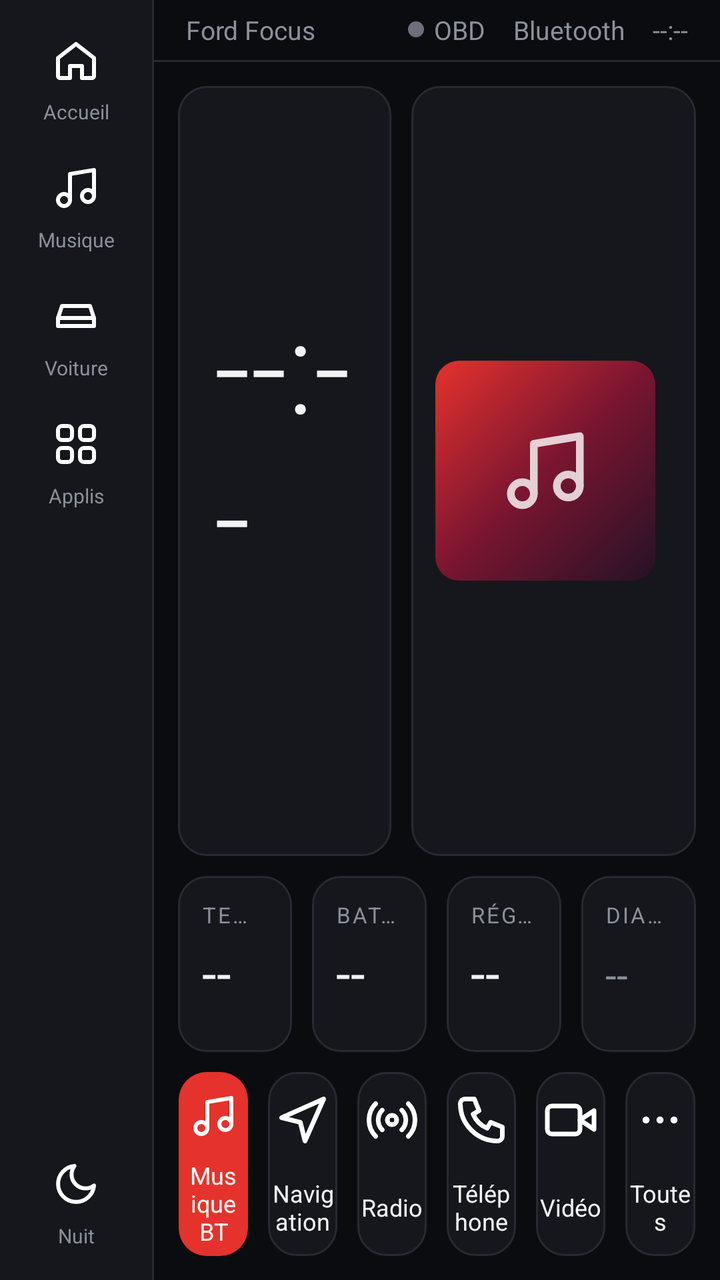
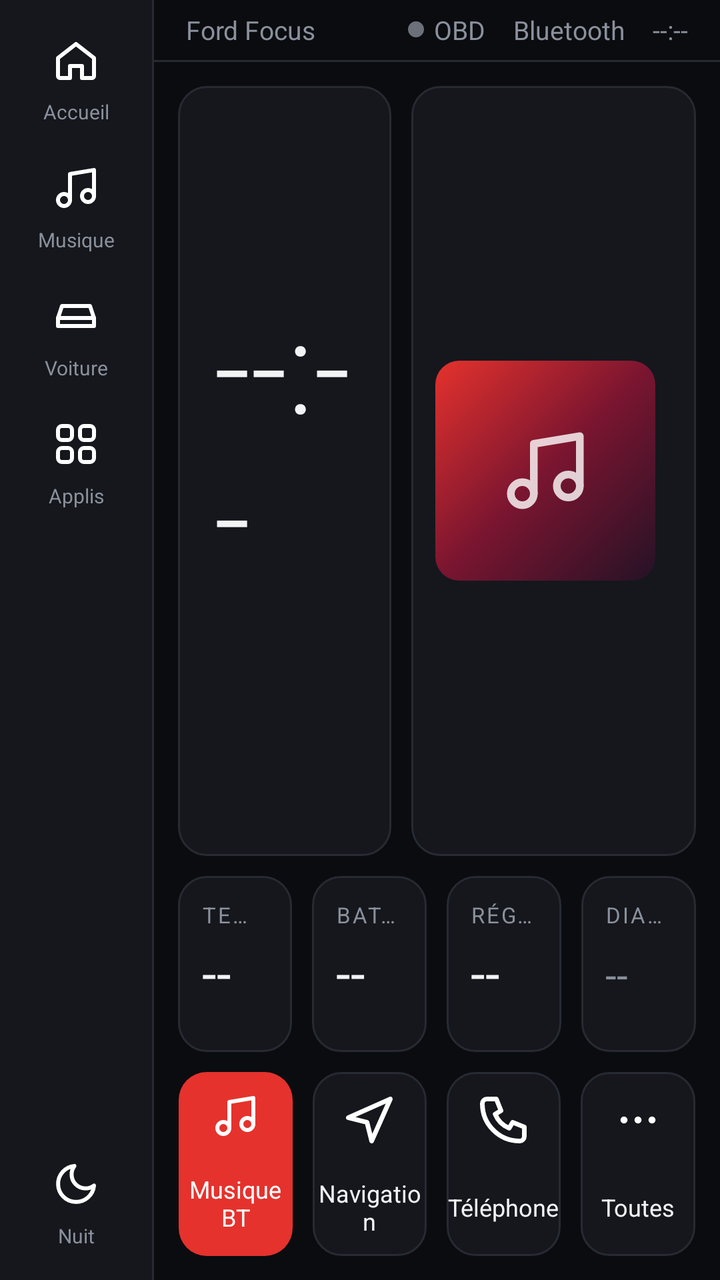

The first picture is an Android layout as it rendered before a commit; the second is the same layout after the commit. The layout source and the unified diff follow.
<!-- AndroidManifest.xml: application theme Theme.Focus.Night -->
<!-- res/layout/activity_main.xml -->
<?xml version="1.0" encoding="utf-8"?>
<LinearLayout xmlns:android="http://schemas.android.com/apk/res/android"
    xmlns:fl="http://schemas.android.com/apk/res-auto"
    android:layout_width="match_parent"
    android:layout_height="match_parent"
    android:background="?attr/fBg"
    android:orientation="horizontal">

    
    <LinearLayout
        android:layout_width="76dp"
        android:layout_height="match_parent"
        android:background="?attr/fPanel"
        android:gravity="center_horizontal"
        android:orientation="vertical"
        android:paddingTop="4dp"
        android:paddingBottom="10dp">

        <TextView android:id="@+id/nav_home" style="@style/RailBtn" android:drawableTop="@drawable/ic_home" android:text="Accueil" android:paddingTop="8dp" />
        <TextView android:id="@+id/nav_music" style="@style/RailBtn" android:drawableTop="@drawable/ic_music" android:text="Musique" android:paddingTop="8dp" />
        <TextView android:id="@+id/nav_car" style="@style/RailBtn" android:drawableTop="@drawable/ic_car" android:text="Voiture" android:paddingTop="8dp" />
        <TextView android:id="@+id/nav_apps" style="@style/RailBtn" android:drawableTop="@drawable/ic_apps" android:text="Applis" android:paddingTop="8dp" />

        <View android:layout_width="1dp" android:layout_height="0dp" android:layout_weight="1" />

        <TextView android:id="@+id/nav_mode" style="@style/RailBtn" android:drawableTop="@drawable/ic_moon" android:text="Nuit" android:paddingTop="8dp" />
    </LinearLayout>

    <View android:layout_width="1dp" android:layout_height="match_parent" android:background="?attr/fLine" />

    <LinearLayout
        android:layout_width="0dp"
        android:layout_height="match_parent"
        android:layout_weight="1"
        android:orientation="vertical">

        
        <LinearLayout
            android:layout_width="match_parent"
            android:layout_height="30dp"
            android:gravity="center_vertical"
            android:orientation="horizontal"
            android:paddingStart="16dp"
            android:paddingEnd="16dp">

            <TextView android:layout_width="0dp" android:layout_height="wrap_content" android:layout_weight="1"
                android:text="Ford Focus" android:textColor="?attr/fMute" android:textSize="13sp" />

            <TextView android:id="@+id/st_update" android:layout_width="wrap_content" android:layout_height="wrap_content"
                android:layout_marginEnd="14dp" android:text="Mise à jour disponible" android:textColor="@color/accent"
                android:textSize="13sp" android:textStyle="bold" android:visibility="gone" android:clickable="true" />

            <TextView android:id="@+id/st_obd" android:layout_width="wrap_content" android:layout_height="wrap_content"
                android:layout_marginEnd="14dp" android:drawableStart="@drawable/dot_off" android:drawablePadding="5dp"
                android:gravity="center_vertical" android:text="OBD" android:textColor="?attr/fMute" android:textSize="13sp" android:clickable="true" />

            <TextView android:id="@+id/st_src" android:layout_width="wrap_content" android:layout_height="wrap_content"
                android:layout_marginEnd="14dp" android:text="Bluetooth" android:textColor="?attr/fMute" android:textSize="13sp" />

            <TextView android:id="@+id/st_clock" android:layout_width="wrap_content" android:layout_height="wrap_content"
                android:text="--:--" android:textColor="?attr/fMute" android:textSize="13sp" />
        </LinearLayout>

        <View android:layout_width="match_parent" android:layout_height="1dp" android:background="?attr/fLine" />

        <FrameLayout android:layout_width="match_parent" android:layout_height="0dp" android:layout_weight="1">

            
            <LinearLayout android:id="@+id/page_home" android:layout_width="match_parent" android:layout_height="match_parent"
                android:orientation="vertical" android:padding="12dp">

                <LinearLayout android:layout_width="match_parent" android:layout_height="0dp" android:layout_weight="1" android:orientation="horizontal">

                    <LinearLayout style="@style/Card" android:layout_width="0dp" android:layout_height="match_parent" android:layout_weight="1.05"
                        android:layout_marginEnd="10dp" android:gravity="center_vertical" android:orientation="vertical" android:paddingStart="18dp">
                        <TextView android:id="@+id/home_clock" android:layout_width="wrap_content" android:layout_height="wrap_content"
                            android:fontFamily="sans-serif-light" android:includeFontPadding="false" android:text="--:--"
                            android:textColor="?attr/fTxt" android:textSize="64sp" />
                        <TextView android:id="@+id/home_date" android:layout_width="wrap_content" android:layout_height="wrap_content"
                            android:layout_marginTop="4dp" android:textColor="?attr/fMute" android:textSize="16sp" />
                    </LinearLayout>

                    <LinearLayout style="@style/Card" android:layout_width="0dp" android:layout_height="match_parent" android:layout_weight="1.4"
                        android:gravity="center_vertical" android:orientation="horizontal">
                        <FrameLayout android:layout_width="110dp" android:layout_height="110dp" android:background="@drawable/bg_cover">
                            <ImageView android:id="@+id/home_cover_ph" android:layout_width="46dp" android:layout_height="46dp" android:layout_gravity="center"
                                android:alpha="0.8" android:src="@drawable/ic_note" />
                            <ImageView android:id="@+id/home_cover" android:layout_width="match_parent" android:layout_height="match_parent"
                                android:scaleType="centerCrop" android:visibility="gone" />
                        </FrameLayout>
                        <LinearLayout android:layout_width="0dp" android:layout_height="wrap_content" android:layout_weight="1"
                            android:layout_marginStart="14dp" android:orientation="vertical">
                            <TextView android:id="@+id/home_src" style="@style/T.Label" android:layout_width="match_parent" android:layout_height="wrap_content" android:text="En lecture" />
                            <TextView android:id="@+id/home_title" android:layout_width="match_parent" android:layout_height="wrap_content" android:layout_marginTop="3dp"
                                android:ellipsize="end" android:singleLine="true" android:text="Aucune lecture" android:textColor="?attr/fTxt" android:textSize="19sp" android:textStyle="bold" />
                            <TextView android:id="@+id/home_artist" android:layout_width="match_parent" android:layout_height="wrap_content"
                                android:ellipsize="end" android:singleLine="true" android:textColor="?attr/fMute" android:textSize="14sp" />
                            <ProgressBar android:id="@+id/home_bar" style="@android:style/Widget.ProgressBar.Horizontal" android:layout_width="match_parent" android:layout_height="4dp"
                                android:layout_marginTop="10dp" android:max="1000" android:progressDrawable="@drawable/progress_bar" />
                            <LinearLayout android:layout_width="match_parent" android:layout_height="wrap_content" android:layout_marginTop="3dp">
                                <TextView android:id="@+id/home_cur" android:layout_width="0dp" android:layout_height="wrap_content" android:layout_weight="1" android:text="0:00" android:textColor="?attr/fMute" android:textSize="11sp" />
                                <TextView android:id="@+id/home_dur" android:layout_width="wrap_content" android:layout_height="wrap_content" android:text="0:00" android:textColor="?attr/fMute" android:textSize="11sp" />
                            </LinearLayout>
                            <LinearLayout android:layout_width="wrap_content" android:layout_height="wrap_content" android:layout_marginTop="6dp">
                                <ImageButton android:id="@+id/home_prev" android:layout_width="42dp" android:layout_height="42dp" android:background="@drawable/bg_round" android:src="@drawable/ic_prev" android:tint="?attr/fTxt" android:scaleType="center" />
                                <ImageButton android:id="@+id/home_pp" android:layout_width="42dp" android:layout_height="42dp" android:layout_marginStart="10dp" android:background="@drawable/bg_round_accent" android:src="@drawable/ic_play" android:scaleType="center" />
                                <ImageButton android:id="@+id/home_next" android:layout_width="42dp" android:layout_height="42dp" android:layout_marginStart="10dp" android:background="@drawable/bg_round" android:src="@drawable/ic_next" android:tint="?attr/fTxt" android:scaleType="center" />
                            </LinearLayout>
                        </LinearLayout>
                    </LinearLayout>
                </LinearLayout>

                
                <LinearLayout android:layout_width="match_parent" android:layout_height="88dp" android:layout_marginTop="10dp" android:orientation="horizontal">
                    <LinearLayout style="@style/Card" android:layout_width="0dp" android:layout_height="match_parent" android:layout_weight="1" android:layout_marginEnd="5dp" android:orientation="vertical">
                        <TextView style="@style/T.Label" android:layout_width="wrap_content" android:layout_height="wrap_content" android:text="Temp. moteur" />
                        <TextView android:id="@+id/h_temp" style="@style/T.Value" android:layout_width="wrap_content" android:layout_height="wrap_content" android:layout_marginTop="4dp" android:text="--" />
                    </LinearLayout>
                    <LinearLayout style="@style/Card" android:layout_width="0dp" android:layout_height="match_parent" android:layout_weight="1" android:layout_marginStart="5dp" android:layout_marginEnd="5dp" android:orientation="vertical">
                        <TextView style="@style/T.Label" android:layout_width="wrap_content" android:layout_height="wrap_content" android:text="Batterie" />
                        <TextView android:id="@+id/h_volt" style="@style/T.Value" android:layout_width="wrap_content" android:layout_height="wrap_content" android:layout_marginTop="4dp" android:text="--" />
                    </LinearLayout>
                    <LinearLayout style="@style/Card" android:layout_width="0dp" android:layout_height="match_parent" android:layout_weight="1" android:layout_marginStart="5dp" android:layout_marginEnd="5dp" android:orientation="vertical">
                        <TextView style="@style/T.Label" android:layout_width="wrap_content" android:layout_height="wrap_content" android:text="Régime" />
                        <TextView android:id="@+id/h_rpm" style="@style/T.Value" android:layout_width="wrap_content" android:layout_height="wrap_content" android:layout_marginTop="4dp" android:text="--" />
                    </LinearLayout>
                    <LinearLayout style="@style/Card" android:layout_width="0dp" android:layout_height="match_parent" android:layout_weight="1" android:layout_marginStart="5dp" android:orientation="vertical">
                        <TextView style="@style/T.Label" android:layout_width="wrap_content" android:layout_height="wrap_content" android:text="Diagnostic" />
                        <TextView android:id="@+id/h_diag" android:layout_width="wrap_content" android:layout_height="wrap_content" android:layout_marginTop="9dp" android:singleLine="true" android:text="--" android:textColor="?attr/fMute" android:textSize="20sp" />
                    </LinearLayout>
                </LinearLayout>

                
                <LinearLayout android:layout_width="match_parent" android:layout_height="92dp" android:layout_marginTop="10dp"
                    android:layout_marginStart="-5dp" android:layout_marginEnd="-5dp" android:orientation="horizontal">
                    <TextView android:id="@+id/dock_bt" style="@style/Tile" android:background="@drawable/bg_accent" android:drawableTop="@drawable/ic_music" android:text="Musique BT" android:textColor="@color/white" />
                    <TextView android:id="@+id/dock_nav" style="@style/Tile" android:drawableTop="@drawable/ic_nav" android:text="Navigation" />
                    <TextView android:id="@+id/dock_radio" style="@style/Tile" android:drawableTop="@drawable/ic_radio" android:text="Radio" />
                    <TextView android:id="@+id/dock_phone" style="@style/Tile" android:drawableTop="@drawable/ic_phone" android:text="Téléphone" />
                    <TextView android:id="@+id/dock_video" style="@style/Tile" android:drawableTop="@drawable/ic_video" android:text="Vidéo" />
                    <TextView android:id="@+id/dock_all" style="@style/Tile" android:drawableTop="@drawable/ic_more" android:text="Toutes" />
                </LinearLayout>
            </LinearLayout>

            
            <LinearLayout android:id="@+id/page_music" android:layout_width="match_parent" android:layout_height="match_parent"
                android:gravity="center_vertical" android:orientation="horizontal" android:padding="12dp" android:visibility="gone">

                <LinearLayout android:layout_width="230dp" android:layout_height="wrap_content" android:gravity="center_horizontal" android:orientation="vertical">
                    <FrameLayout android:layout_width="206dp" android:layout_height="206dp" android:background="@drawable/bg_cover">
                        <ImageView android:layout_width="70dp" android:layout_height="70dp" android:layout_gravity="center" android:alpha="0.8" android:src="@drawable/ic_note" />
                        <ImageView android:id="@+id/m_cover" android:layout_width="match_parent" android:layout_height="match_parent" android:scaleType="centerCrop" android:visibility="gone" />
                    </FrameLayout>
                    <TextView android:id="@+id/m_src" android:layout_width="wrap_content" android:layout_height="wrap_content" android:layout_marginTop="10dp"
                        android:drawableStart="@drawable/dot_ok" android:drawablePadding="6dp" android:gravity="center_vertical" android:text="Bluetooth" android:textColor="?attr/fMute" android:textSize="12sp" />
                </LinearLayout>

                <LinearLayout android:layout_width="0dp" android:layout_height="wrap_content" android:layout_weight="1" android:layout_marginStart="12dp" android:orientation="vertical">
                    <TextView style="@style/T.Label" android:layout_width="wrap_content" android:layout_height="wrap_content" android:text="En lecture" />
                    <TextView android:id="@+id/m_title" android:layout_width="match_parent" android:layout_height="wrap_content" android:ellipsize="end" android:singleLine="true"
                        android:text="Aucune lecture" android:textColor="?attr/fTxt" android:textSize="28sp" android:textStyle="bold" />
                    <TextView android:id="@+id/m_artist" android:layout_width="match_parent" android:layout_height="wrap_content" android:layout_marginTop="4dp" android:ellipsize="end" android:singleLine="true"
                        android:textColor="?attr/fMute" android:textSize="17sp" />
                    <ProgressBar android:id="@+id/m_bar" style="@android:style/Widget.ProgressBar.Horizontal" android:layout_width="match_parent" android:layout_height="6dp"
                        android:layout_marginTop="22dp" android:max="1000" android:progressDrawable="@drawable/progress_bar" />
                    <LinearLayout android:layout_width="match_parent" android:layout_height="wrap_content" android:layout_marginTop="4dp">
                        <TextView android:id="@+id/m_cur" android:layout_width="0dp" android:layout_height="wrap_content" android:layout_weight="1" android:text="0:00" android:textColor="?attr/fMute" android:textSize="11sp" />
                        <TextView android:id="@+id/m_dur" android:layout_width="wrap_content" android:layout_height="wrap_content" android:text="0:00" android:textColor="?attr/fMute" android:textSize="11sp" />
                    </LinearLayout>
                    <LinearLayout android:layout_width="wrap_content" android:layout_height="wrap_content" android:layout_marginTop="14dp">
                        <ImageButton android:id="@+id/m_prev" android:layout_width="58dp" android:layout_height="58dp" android:background="@drawable/bg_round" android:src="@drawable/ic_prev" android:tint="?attr/fTxt" android:scaleType="center" />
                        <ImageButton android:id="@+id/m_pp" android:layout_width="58dp" android:layout_height="58dp" android:layout_marginStart="18dp" android:background="@drawable/bg_round_accent" android:src="@drawable/ic_play" android:scaleType="center" />
                        <ImageButton android:id="@+id/m_next" android:layout_width="58dp" android:layout_height="58dp" android:layout_marginStart="18dp" android:background="@drawable/bg_round" android:src="@drawable/ic_next" android:tint="?attr/fTxt" android:scaleType="center" />
                    </LinearLayout>
                    <LinearLayout android:layout_width="wrap_content" android:layout_height="wrap_content" android:layout_marginTop="18dp">
                        <TextView android:id="@+id/m_bt" style="@style/Chip" android:background="@drawable/bg_chip_accent" android:text="Musique Bluetooth" android:textColor="@color/white" />
                        <TextView android:id="@+id/m_radio" style="@style/Chip" android:text="Radio" />
                        <TextView android:id="@+id/m_files" style="@style/Chip" android:text="Fichiers SD / USB" />
                    </LinearLayout>
                </LinearLayout>
            </LinearLayout>

            
            <LinearLayout android:id="@+id/page_car" android:layout_width="match_parent" android:layout_height="match_parent"
                android:orientation="vertical" android:padding="12dp" android:visibility="gone">

                <LinearLayout android:layout_width="match_parent" android:layout_height="0dp" android:layout_weight="1" android:orientation="horizontal">
                    <LinearLayout style="@style/Card" android:layout_width="0dp" android:layout_height="match_parent" android:layout_weight="1" android:layout_marginEnd="5dp" android:gravity="center_horizontal" android:orientation="vertical">
                        <TextView style="@style/T.Label" android:layout_width="wrap_content" android:layout_height="wrap_content" android:text="Température moteur" />
                        <fr.nassim.focuslauncher.GaugeView android:id="@+id/g_temp" android:layout_width="150dp" android:layout_height="0dp" android:layout_weight="1" android:layout_marginTop="6dp" />
                        <TextView android:id="@+id/c_temp_u" android:layout_width="wrap_content" android:layout_height="wrap_content" android:text="°C" android:textColor="?attr/fMute" android:textSize="12sp" />
                    </LinearLayout>
                    <LinearLayout style="@style/Card" android:layout_width="0dp" android:layout_height="match_parent" android:layout_weight="1" android:layout_marginStart="5dp" android:layout_marginEnd="5dp" android:gravity="center_horizontal" android:orientation="vertical">
                        <TextView style="@style/T.Label" android:layout_width="wrap_content" android:layout_height="wrap_content" android:text="Régime" />
                        <fr.nassim.focuslauncher.GaugeView android:id="@+id/g_rpm" android:layout_width="150dp" android:layout_height="0dp" android:layout_weight="1" android:layout_marginTop="6dp" />
                        <TextView android:layout_width="wrap_content" android:layout_height="wrap_content" android:text="tr/min" android:textColor="?attr/fMute" android:textSize="12sp" />
                    </LinearLayout>
                    <LinearLayout style="@style/Card" android:layout_width="0dp" android:layout_height="match_parent" android:layout_weight="1" android:layout_marginStart="5dp" android:gravity="center_horizontal" android:orientation="vertical">
                        <TextView style="@style/T.Label" android:layout_width="wrap_content" android:layout_height="wrap_content" android:text="Tension batterie" />
                        <fr.nassim.focuslauncher.GaugeView android:id="@+id/g_volt" android:layout_width="150dp" android:layout_height="0dp" android:layout_weight="1" android:layout_marginTop="6dp" />
                        <TextView android:id="@+id/c_volt_u" android:layout_width="wrap_content" android:layout_height="wrap_content" android:text="V" android:textColor="?attr/fMute" android:textSize="12sp" />
                    </LinearLayout>
                </LinearLayout>

                <LinearLayout android:layout_width="match_parent" android:layout_height="0dp" android:layout_weight="1" android:layout_marginTop="10dp" android:orientation="horizontal">
                    <LinearLayout style="@style/Card" android:layout_width="0dp" android:layout_height="match_parent" android:layout_weight="1" android:layout_marginEnd="5dp" android:gravity="center_vertical" android:orientation="vertical" android:paddingStart="16dp">
                        <TextView style="@style/T.Label" android:layout_width="wrap_content" android:layout_height="wrap_content" android:text="Charge moteur" />
                        <TextView android:id="@+id/c_load" style="@style/T.Value" android:layout_width="wrap_content" android:layout_height="wrap_content" android:layout_marginTop="6dp" android:text="--" android:textSize="30sp" />
                        <TextView android:layout_width="wrap_content" android:layout_height="wrap_content" android:layout_marginTop="4dp" android:text="Valeur OBD calculée" android:textColor="?attr/fMute" android:textSize="13sp" />
                    </LinearLayout>
                    <LinearLayout style="@style/Card" android:layout_width="0dp" android:layout_height="match_parent" android:layout_weight="1" android:layout_marginStart="5dp" android:layout_marginEnd="5dp" android:gravity="center_vertical" android:orientation="vertical" android:paddingStart="16dp">
                        <TextView style="@style/T.Label" android:layout_width="wrap_content" android:layout_height="wrap_content" android:text="Codes défaut" />
                        <TextView android:id="@+id/c_dtc" style="@style/T.Value" android:layout_width="wrap_content" android:layout_height="wrap_content" android:layout_marginTop="6dp" android:text="--" android:textSize="30sp" />
                        <TextView android:id="@+id/c_dtc_s" android:layout_width="wrap_content" android:layout_height="wrap_content" android:layout_marginTop="4dp" android:text="En attente du scan" android:textColor="?attr/fMute" android:textSize="13sp" />
                    </LinearLayout>
                    <LinearLayout style="@style/Card" android:id="@+id/c_link_card" android:layout_width="0dp" android:layout_height="match_parent" android:layout_weight="1" android:layout_marginStart="5dp" android:gravity="center_vertical" android:orientation="vertical" android:paddingStart="16dp" android:clickable="true">
                        <TextView style="@style/T.Label" android:layout_width="wrap_content" android:layout_height="wrap_content" android:text="Liaison OBD" />
                        <TextView android:id="@+id/c_link" android:layout_width="wrap_content" android:layout_height="wrap_content" android:layout_marginTop="6dp" android:drawableStart="@drawable/dot_off" android:drawablePadding="8dp"
                            android:gravity="center_vertical" android:text="Recherche…" android:textColor="?attr/fTxt" android:textSize="22sp" />
                        <TextView android:id="@+id/c_link_s" android:layout_width="wrap_content" android:layout_height="wrap_content" android:layout_marginTop="4dp" android:text="Appui long : changer de mode" android:textColor="?attr/fMute" android:textSize="13sp" />
                    </LinearLayout>
                </LinearLayout>
            </LinearLayout>

            
            <GridView android:id="@+id/page_apps" android:layout_width="match_parent" android:layout_height="match_parent"
                android:numColumns="6" android:horizontalSpacing="10dp" android:verticalSpacing="10dp" android:padding="12dp"
                android:clipToPadding="false" android:listSelector="@android:color/transparent" android:scrollbars="none"
                android:stretchMode="columnWidth" android:visibility="gone" />
        </FrameLayout>
    </LinearLayout>

    
</LinearLayout>
<!-- resources referenced by this layout -->
<resources>
  <color name="accent">#E5322D</color>
  <color name="white">#FFFFFF</color>
  <!-- drawable bg_accent (drawable) -->
  <?xml version="1.0" encoding="utf-8"?>
  <shape xmlns:android="http://schemas.android.com/apk/res/android" android:shape="rectangle">
      <solid android:color="@color/accent" />
      <corners android:radius="14dp" />
  </shape>
  <!-- drawable bg_round (drawable) -->
  <?xml version="1.0" encoding="utf-8"?>
  <shape xmlns:android="http://schemas.android.com/apk/res/android" android:shape="oval">
      <solid android:color="?attr/fPanel2" />
  </shape>
  <!-- drawable bg_round_accent (drawable) -->
  <?xml version="1.0" encoding="utf-8"?>
  <shape xmlns:android="http://schemas.android.com/apk/res/android" android:shape="oval">
      <solid android:color="@color/accent" />
  </shape>
  <!-- drawable dot_off (drawable) -->
  <?xml version="1.0" encoding="utf-8"?>
  <shape xmlns:android="http://schemas.android.com/apk/res/android" android:shape="oval">
      <solid android:color="#6B707A" />
      <size android:width="8dp" android:height="8dp" />
  </shape>
  <!-- drawable ic_radio (drawable) -->
  <?xml version="1.0" encoding="utf-8"?>
  <vector xmlns:android="http://schemas.android.com/apk/res/android" android:width="28dp" android:height="28dp" android:viewportWidth="24" android:viewportHeight="24">
      <path android:pathData="M10,12 a2,2 0 1,0 4,0 a2,2 0 1,0 -4,0" android:strokeColor="#FFFFFFFF" android:strokeWidth="2" android:strokeLineCap="round" android:strokeLineJoin="round" android:fillColor="#00000000" />
      <path android:pathData="M16.2,7.8 A6,6 0 0,1 16.2,16.2" android:strokeColor="#FFFFFFFF" android:strokeWidth="2" android:strokeLineCap="round" android:strokeLineJoin="round" android:fillColor="#00000000" />
      <path android:pathData="M7.8,16.2 A6,6 0 0,1 7.8,7.8" android:strokeColor="#FFFFFFFF" android:strokeWidth="2" android:strokeLineCap="round" android:strokeLineJoin="round" android:fillColor="#00000000" />
      <path android:pathData="M19,5 A10,10 0 0,1 19,19" android:strokeColor="#FFFFFFFF" android:strokeWidth="2" android:strokeLineCap="round" android:strokeLineJoin="round" android:fillColor="#00000000" />
      <path android:pathData="M5,19 A10,10 0 0,1 5,5" android:strokeColor="#FFFFFFFF" android:strokeWidth="2" android:strokeLineCap="round" android:strokeLineJoin="round" android:fillColor="#00000000" />
  </vector>
  <!-- drawable ic_video (drawable) -->
  <?xml version="1.0" encoding="utf-8"?>
  <vector xmlns:android="http://schemas.android.com/apk/res/android" android:width="28dp" android:height="28dp" android:viewportWidth="24" android:viewportHeight="24">
      <path android:pathData="M4,6 h10 a2,2 0 0,1 2,2 v8 a2,2 0 0,1 -2,2 h-10 a2,2 0 0,1 -2,-2 v-8 a2,2 0 0,1 2,-2 Z" android:strokeColor="#FFFFFFFF" android:strokeWidth="2" android:strokeLineCap="round" android:strokeLineJoin="round" android:fillColor="#00000000" />
      <path android:pathData="M22,8 L16,12 L22,16 Z" android:strokeColor="#FFFFFFFF" android:strokeWidth="2" android:strokeLineCap="round" android:strokeLineJoin="round" android:fillColor="#00000000" />
  </vector>
  <style name="Card">
          <item name="android:background">@drawable/bg_card</item>
          <item name="android:padding">12dp</item>
      </style>
  <style name="T.Value" parent="">
          <item name="android:textSize">26sp</item>
          <item name="android:textColor">?attr/fTxt</item>
          <item name="android:singleLine">true</item>
      </style>
  <color name="ok">#3CCF91</color>
  <color name="night_bg">#0B0C0F</color>
  <!-- drawable bg_rail_on (drawable) -->
  <?xml version="1.0" encoding="utf-8"?>
  <shape xmlns:android="http://schemas.android.com/apk/res/android" android:shape="rectangle">
      <solid android:color="@color/accent" />
      <corners android:radius="14dp" />
  </shape>
  <!-- unchanged entries left out for length: 25 -->
</resources>

<!-- the commit's change to res/layout/activity_main.xml (unified diff, before → after) -->
@@ -135,9 +135,7 @@
                     android:layout_marginStart="-5dp" android:layout_marginEnd="-5dp" android:orientation="horizontal">
                     <TextView android:id="@+id/dock_bt" style="@style/Tile" android:background="@drawable/bg_accent" android:drawableTop="@drawable/ic_music" android:text="Musique BT" android:textColor="@color/white" />
                     <TextView android:id="@+id/dock_nav" style="@style/Tile" android:drawableTop="@drawable/ic_nav" android:text="Navigation" />
-                    <TextView android:id="@+id/dock_radio" style="@style/Tile" android:drawableTop="@drawable/ic_radio" android:text="Radio" />
                     <TextView android:id="@+id/dock_phone" style="@style/Tile" android:drawableTop="@drawable/ic_phone" android:text="Téléphone" />
-                    <TextView android:id="@+id/dock_video" style="@style/Tile" android:drawableTop="@drawable/ic_video" android:text="Vidéo" />
                     <TextView android:id="@+id/dock_all" style="@style/Tile" android:drawableTop="@drawable/ic_more" android:text="Toutes" />
                 </LinearLayout>
             </LinearLayout>
@@ -174,7 +172,6 @@
                     </LinearLayout>
                     <LinearLayout android:layout_width="wrap_content" android:layout_height="wrap_content" android:layout_marginTop="18dp">
                         <TextView android:id="@+id/m_bt" style="@style/Chip" android:background="@drawable/bg_chip_accent" android:text="Musique Bluetooth" android:textColor="@color/white" />
-                        <TextView android:id="@+id/m_radio" style="@style/Chip" android:text="Radio" />
                         <TextView android:id="@+id/m_files" style="@style/Chip" android:text="Fichiers SD / USB" />
                     </LinearLayout>
                 </LinearLayout>
<!-- resource entries referenced after the edit -->
@@ -24,21 +24,6 @@
       <solid android:color="#6B707A" />
       <size android:width="8dp" android:height="8dp" />
   </shape>
-  <!-- drawable ic_radio (drawable) -->
-  <?xml version="1.0" encoding="utf-8"?>
-  <vector xmlns:android="http://schemas.android.com/apk/res/android" android:width="28dp" android:height="28dp" android:viewportWidth="24" android:viewportHeight="24">
-      <path android:pathData="M10,12 a2,2 0 1,0 4,0 a2,2 0 1,0 -4,0" android:strokeColor="#FFFFFFFF" android:strokeWidth="2" android:strokeLineCap="round" android:strokeLineJoin="round" android:fillColor="#00000000" />
-      <path android:pathData="M16.2,7.8 A6,6 0 0,1 16.2,16.2" android:strokeColor="#FFFFFFFF" android:strokeWidth="2" android:strokeLineCap="round" android:strokeLineJoin="round" android:fillColor="#00000000" />
-      <path android:pathData="M7.8,16.2 A6,6 0 0,1 7.8,7.8" android:strokeColor="#FFFFFFFF" android:strokeWidth="2" android:strokeLineCap="round" android:strokeLineJoin="round" android:fillColor="#00000000" />
-      <path android:pathData="M19,5 A10,10 0 0,1 19,19" android:strokeColor="#FFFFFFFF" android:strokeWidth="2" android:strokeLineCap="round" android:strokeLineJoin="round" android:fillColor="#00000000" />
-      <path android:pathData="M5,19 A10,10 0 0,1 5,5" android:strokeColor="#FFFFFFFF" android:strokeWidth="2" android:strokeLineCap="round" android:strokeLineJoin="round" android:fillColor="#00000000" />
-  </vector>
-  <!-- drawable ic_video (drawable) -->
-  <?xml version="1.0" encoding="utf-8"?>
-  <vector xmlns:android="http://schemas.android.com/apk/res/android" android:width="28dp" android:height="28dp" android:viewportWidth="24" android:viewportHeight="24">
-      <path android:pathData="M4,6 h10 a2,2 0 0,1 2,2 v8 a2,2 0 0,1 -2,2 h-10 a2,2 0 0,1 -2,-2 v-8 a2,2 0 0,1 2,-2 Z" android:strokeColor="#FFFFFFFF" android:strokeWidth="2" android:strokeLineCap="round" android:strokeLineJoin="round" android:fillColor="#00000000" />
-      <path android:pathData="M22,8 L16,12 L22,16 Z" android:strokeColor="#FFFFFFFF" android:strokeWidth="2" android:strokeLineCap="round" android:strokeLineJoin="round" android:fillColor="#00000000" />
-  </vector>
   <style name="Card">
           <item name="android:background">@drawable/bg_card</item>
           <item name="android:padding">12dp</item>
